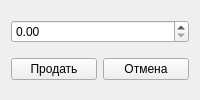
Qt form src/app/sellform.ui (ipazzxyz/Modelling) before a commit.
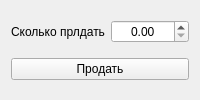
The same form after that commit.

```diff
--- a/src/app/sellform.ui
+++ b/src/app/sellform.ui
@@ -20,31 +20,37 @@
    <string>Form</string>
   </property>
   <layout class="QVBoxLayout" name="verticalLayout">
-   <item>
-    <widget class="QDoubleSpinBox" name="amount">
-     <property name="maximum">
-      <double>1000.000000000000000</double>
-     </property>
-    </widget>
-   </item>
    <item>
     <layout class="QHBoxLayout" name="horizontalLayout">
      <item>
-      <widget class="QPushButton" name="confirm">
+      <widget class="QLabel" name="label">
        <property name="text">
-        <string>Продать</string>
+        <string>Сколько прлдать</string>
+       </property>
+       <property name="alignment">
+        <set>Qt::AlignCenter</set>
        </property>
       </widget>
      </item>
      <item>
-      <widget class="QPushButton" name="cancel">
-       <property name="text">
-        <string>Отмена</string>
+      <widget class="QDoubleSpinBox" name="amount">
+       <property name="alignment">
+        <set>Qt::AlignCenter</set>
+       </property>
+       <property name="maximum">
+        <double>1000.000000000000000</double>
        </property>
       </widget>
      </item>
     </layout>
    </item>
+   <item>
+    <widget class="QPushButton" name="confirm">
+     <property name="text">
+      <string>Продать</string>
+     </property>
+    </widget>
+   </item>
   </layout>
  </widget>
  <resources/>
```
Left out of the diff: 2 changed lines with no effect on the pictures.
